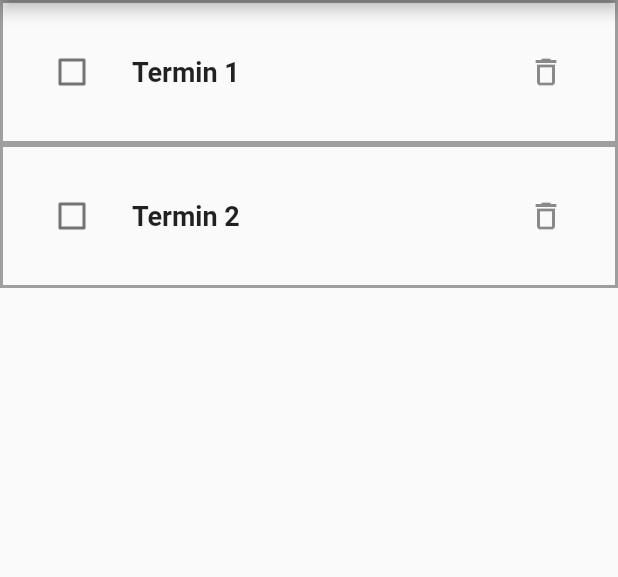
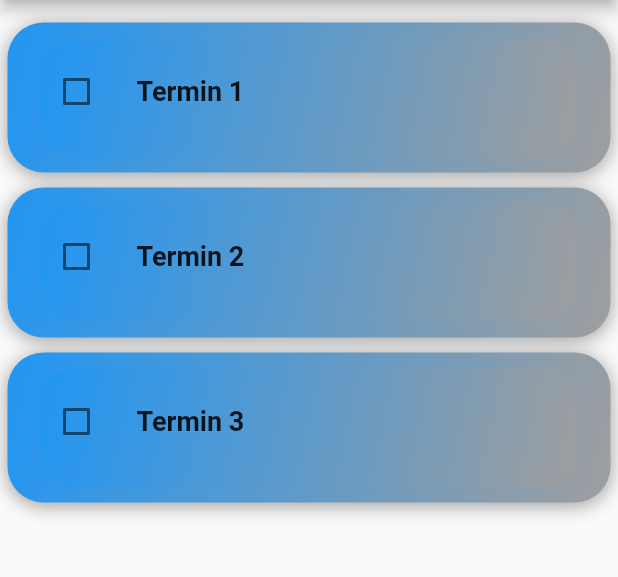
Before and after one commit to EmreDemi/azubi_portal, a Flutter app: the screen it shows after launch, on a phone screen of 412 x 824 dp, the part 84-661 px from its top. Run offline on Flutter 3.47's test engine with Material 2 defaults, Android fonts, the phone set to English and light mode, and no system bars; drawn by our look-alikes of flutter_slidable; our stand-ins replace badges.

Commit message:
added design for sidebar and dashboard

```diff
--- a/lib/main.dart
+++ b/lib/main.dart
@@ -15,6 +15,7 @@ class _DashboardState extends State<Dashboard> {
   Map<String, bool> pendingEvents = {
     'Termin 1': false,
     'Termin 2': false,
+    'Termin 3': false,
   };
 
   void pressed() {}
@@ -44,9 +45,11 @@ class _DashboardState extends State<Dashboard> {
         drawer: Sidebar(),
         appBar: AppBar(
           centerTitle: true,
-        title: Text ('Dashboard'),
+          title: Text('Dashboard'),
         ),
-        body: Column(children: <Widget>[
+          body: Column(
+              children: <Widget>[
+                SizedBox(height: 10,),
             Expanded(
                 child: ListView.builder(
               itemCount: pendingEvents.length,
@@ -59,7 +62,9 @@ class _DashboardState extends State<Dashboard> {
                     () => toggleDone(key),
                   );
                 },
-      ))
-    ]));
+              )
+            )
+            ]),
+    );
   }
 }
--- a/lib/pending_events.dart
+++ b/lib/pending_events.dart
@@ -1,6 +1,7 @@
 // ignore_for_file: prefer_const_constructors
 
 import 'package:flutter/material.dart';
+import 'package:flutter_slidable/flutter_slidable.dart';
 
 class PendingEvents extends StatelessWidget {
   final String title;
@@ -14,17 +15,58 @@ class PendingEvents extends StatelessWidget {
   @override
   Widget build(BuildContext context) {
     return Container(
+      margin: EdgeInsets.all(5),
+      height: 100,
       decoration: BoxDecoration(
-          border:
-          Border.all(
+          borderRadius: BorderRadius.circular(24),
+        gradient: LinearGradient(
+          colors: [Colors.blue, Colors.grey],
+          begin: Alignment.topLeft,
+          end: Alignment.bottomRight
+        ),
+        boxShadow: [
+          BoxShadow(
             color: Colors.grey,
-            width: 2
-          )
+            blurRadius: 10,
+            offset: Offset(0, 2),
+          ),
+        ],
       ),
       padding: EdgeInsets.symmetric(horizontal: 22.0, vertical: 10.0),
+      child: Slidable(
+        actionPane: SlidableDrawerActionPane(),
+        actionExtentRatio: 0.25,
+        secondaryActions: [
+          Padding(
+            padding: const EdgeInsets.symmetric(horizontal: 3, vertical: 7),
+            child: Container(
+              width: 25,
+              height: 100,
+              decoration: BoxDecoration(
+                color: Colors.black12,
+                borderRadius: BorderRadius.circular(20)
+              ),
+              child: IconButton(
+                icon: Icon(Icons.delete),
+                onPressed: () => remove(),
+                ),
+            ),
+          ),
+        ],
+        child: Container(
+          decoration: BoxDecoration(
+              color: Colors.blue,
+              borderRadius: BorderRadius.circular(24),
+              gradient: LinearGradient(
+                  colors: [Colors.blue, Colors.grey],
+                  begin: Alignment.topLeft,
+                  end: Alignment.bottomRight
+              ),
+          ),
           child: ListTile(
             contentPadding: EdgeInsets.symmetric(vertical: 8.0),
             leading: Checkbox(
+              activeColor: Colors.lightGreen,
               value: done,
               onChanged: (value) => toggleDone(),
             ),
@@ -35,9 +77,7 @@ class PendingEvents extends StatelessWidget {
                 fontWeight: FontWeight.w600,
               ),
             ),
-        trailing: IconButton(
-          icon: Icon(Icons.delete_outline),
-          onPressed: () => remove(),
+          ),
         ),
       ),
     );
```
Also changed, not shown: lib/sidebar.dart (+40 -40 lines), pubspec.yaml (+4 -3 lines), pubspec.lock. Lines whose indentation alone changed are shown as unchanged.
